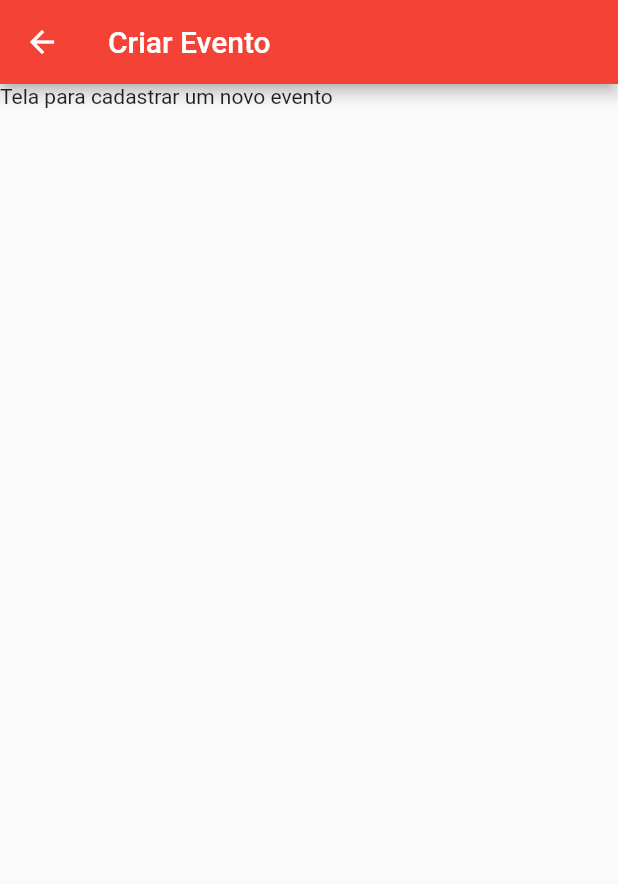
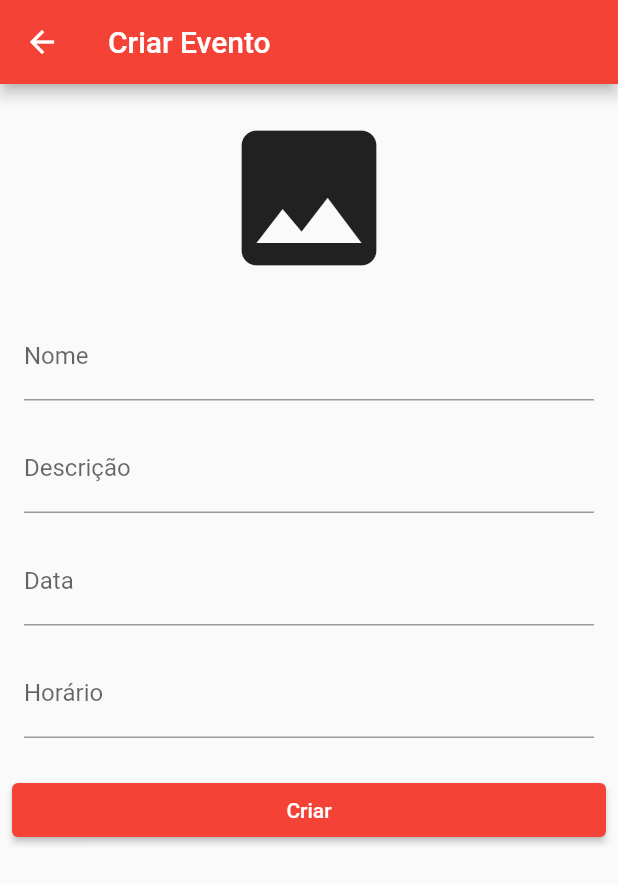
Before and after one commit to israelprojeto27/house-pass-flutter, a Flutter app: the CreateEventUserPage screen opened directly, on a phone screen of 412 x 824 dp. Shown: the top 884 px of the screen. Run offline on Flutter 3.47's test engine with Material 2 defaults, Android fonts, the phone set to English and light mode, and no system bars; missing offline and left inert: direct_select.

Commit message:
Implmentação da tela de criação de evento

```diff
--- a/lib/pages/user/event/create_event_user_page.dart
+++ b/lib/pages/user/event/create_event_user_page.dart
@@ -6,13 +6,88 @@ class CreateEventUserPage extends StatefulWidget {
 }
 
 class _CreateEventUserPageState extends State<CreateEventUserPage> {
+  GlobalKey<FormState> _formKey = GlobalKey<FormState>();
+  TextEditingController dateController = TextEditingController();
+  TextEditingController timeController = TextEditingController();
   @override
   Widget build(BuildContext context) {
     return Scaffold(
-      appBar: AppBar(
-          title: Text('Criar Evento')
-      ),
-      body: Text('Tela para cadastrar um novo evento'),
-    );
+        appBar: AppBar(title: Text('Criar Evento')),
+        body: Padding(
+          padding: const EdgeInsets.all(8.0),
+          child: Form(
+            key: _formKey,
+            child: ListView(
+              children: [
+                Padding(
+                  padding: const EdgeInsets.all(8.0),
+                  child: ClipRRect(
+                    child: Icon(
+                      Icons.image,
+                      size: 120.0,
+                    ),
+                    borderRadius: BorderRadius.all(Radius.circular(40)),
+                  ),
+                ),
+                Padding(
+                  padding: const EdgeInsets.all(8.0),
+                  child: TextFormField(
+                    keyboardType: TextInputType.text,
+                    decoration: InputDecoration(labelText: 'Nome'),
+                  ),
+                ),
+                Padding(
+                  padding: const EdgeInsets.all(8.0),
+                  child: TextFormField(
+                    keyboardType: TextInputType.text,
+                    decoration: InputDecoration(labelText: 'Descrição'),
+                  ),
+                ),
+                Padding(
+                  padding: const EdgeInsets.all(8.0),
+                  child: TextFormField(
+                    controller: dateController,
+                    keyboardType: TextInputType.text,
+                    decoration: InputDecoration(labelText: 'Data'),
+                    onTap: () {
+                      showDatePicker(
+                              context: context,
+                              initialDate: DateTime.now(),
+                              firstDate: DateTime(2001),
+                              lastDate: DateTime(2222))
+                          .then((date) {
+                        setState(() {
+                          dateController.text = date!.day.toString() + "/" + date.month.toString() + "/" + date.year.toString() ;
+                        });
+                      });
+                    },
+                  ),
+                ),
+                Padding(
+                  padding: const EdgeInsets.all(8.0),
+                  child: TextFormField(
+                    controller: timeController ,
+                    keyboardType: TextInputType.text,
+                    decoration: InputDecoration(labelText: 'Horário'),
+                    onTap: (){
+                      showTimePicker(context: context, initialTime: TimeOfDay.now()).then((time){
+                        setState(() {
+                          timeController.text = time!.hour.toString() + ":" + time.minute.toString();
+                        });
+                      });
+                    },
+                  ),
+                ),
+                Container(
+                  margin: EdgeInsets.only(top: 16),
+                  child: ElevatedButton(
+                    onPressed: () {},
+                    child: Text('Criar'),
+                  ),
+                )
+              ],
+            ),
+          ),
+        ));
   }
 }
--- a/lib/widgets/bottom_navigation_bar_menu.dart
+++ b/lib/widgets/bottom_navigation_bar_menu.dart
@@ -20,8 +20,8 @@ class _BottomNavigationBarApp extends State<BottomNavigationBarApp> {
   final List<Widget> _pageOptions = <Widget>[
     TimelinePage(),
     SearchPage(),
+    PublishPage(),
     NotificationsPage(),
-    PublishPage(),
     AccountPage(),
   ];
 
@@ -48,8 +48,8 @@ class _BottomNavigationBarApp extends State<BottomNavigationBarApp> {
           items:  [
               BottomNavigationBarItem(icon: Icon(Icons.home), label: 'Home'),
               BottomNavigationBarItem(icon: Icon(Icons.search), label: 'Search'),
+              BottomNavigationBarItem(icon: Icon(Icons.add_box), label: 'Publicação'),
               BottomNavigationBarItem(icon: Icon(Icons.notifications), label: 'Notifications'),
-              BottomNavigationBarItem(icon: Icon(Icons.add_box), label: 'Publicação'),
               BottomNavigationBarItem(icon: Icon(Icons.account_circle), label: 'Account'),
           ],
         currentIndex: _selectedIndex,
```
Also changed, not shown: lib/pages/timeline/text/add_text_timeline_page.dart (+25 -2 lines).
